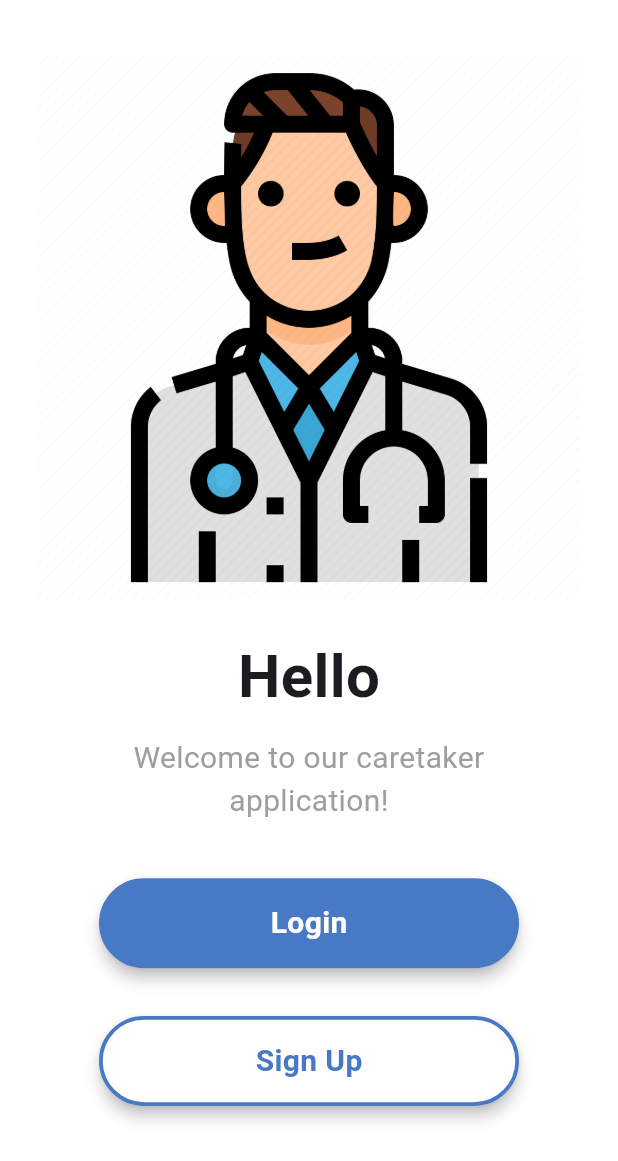
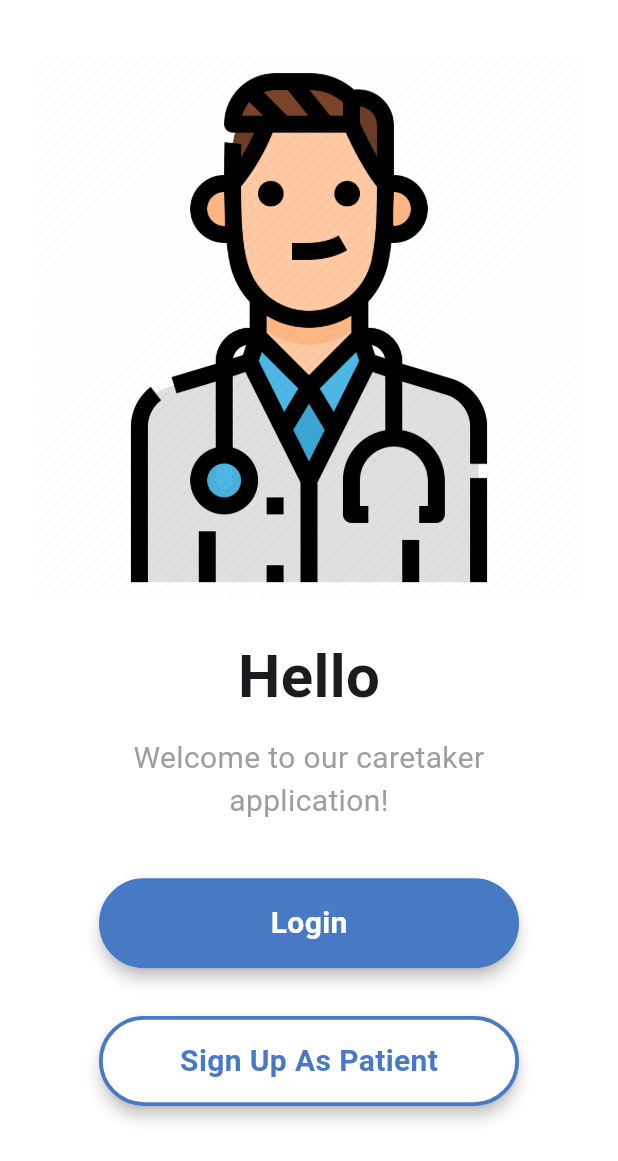
Before and after one commit to RevellFTW/flutter_icode_app, a Flutter app: the screen it shows after launch, on a phone screen of 412 x 824 dp. Shown: the top 1161 px of the screen. Run offline on Flutter 3.47's test engine with Material 2 defaults, Android fonts, the phone set to English and light mode, and no system bars; our stand-ins replace cloud_firestore, device_info_plus, firebase_auth, firebase_core, flutter_local_notifications, flutter_speed_dial and 5 more; accounts and stored records are empty.

Commit message:
change sign-up screen text.

```diff
--- a/lib/auth_screens/home_screen.dart
+++ b/lib/auth_screens/home_screen.dart
@@ -54,7 +54,7 @@ class HomeScreen extends StatelessWidget {
                       Hero(
                         tag: 'signup_btn',
                         child: CustomButton(
-                          buttonText: 'Sign Up',
+                          buttonText: 'Sign Up As Patient',
                           isOutlined: true,
                           onPressed: () {
                             Navigator.pushNamed(context, SignUpScreen.id);
```
